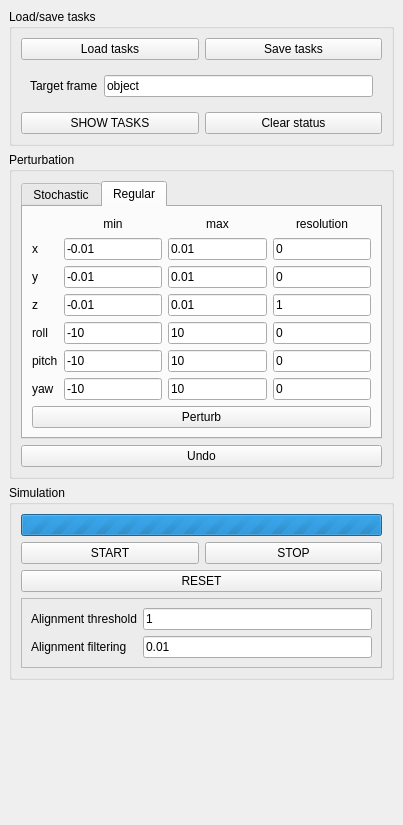
This is src/plugins/alignment_experiment/alignment_experiment.ui in dagothar/gripperz as Qt 5 draws it before an edit. The edited form follows.
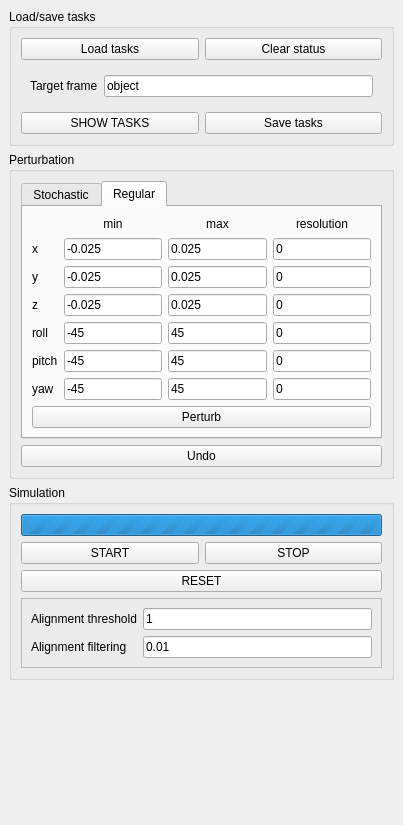
This is the edited form. The open tabs and pages were chosen to show the change.

Commit message: rearranged plugin buttons

Patch:
```diff
--- a/src/plugins/alignment_experiment/alignment_experiment.ui
+++ b/src/plugins/alignment_experiment/alignment_experiment.ui
@@ -236,14 +236,14 @@
            <item row="1" column="2">
             <widget class="QLineEdit" name="xMinEdit">
              <property name="text">
-              <string>-0.01</string>
+              <string>-0.025</string>
              </property>
             </widget>
            </item>
            <item row="1" column="3">
             <widget class="QLineEdit" name="xMaxEdit">
              <property name="text">
-              <string>0.01</string>
+              <string>0.025</string>
              </property>
             </widget>
            </item>
@@ -264,14 +264,14 @@
            <item row="2" column="2">
             <widget class="QLineEdit" name="yMinEdit">
              <property name="text">
-              <string>-0.01</string>
+              <string>-0.025</string>
              </property>
             </widget>
            </item>
            <item row="2" column="3">
             <widget class="QLineEdit" name="yMaxEdit">
              <property name="text">
-              <string>0.01</string>
+              <string>0.025</string>
              </property>
             </widget>
            </item>
@@ -292,14 +292,14 @@
            <item row="3" column="2">
             <widget class="QLineEdit" name="zMinEdit">
              <property name="text">
-              <string>-0.01</string>
+              <string>-0.025</string>
              </property>
             </widget>
            </item>
            <item row="3" column="3">
             <widget class="QLineEdit" name="zMaxEdit">
              <property name="text">
-              <string>0.01</string>
+              <string>0.025</string>
              </property>
             </widget>
            </item>
@@ -313,14 +313,14 @@
            <item row="3" column="4">
             <widget class="QLineEdit" name="zResEdit">
              <property name="text">
-              <string>1</string>
+              <string>0</string>
              </property>
             </widget>
            </item>
            <item row="4" column="2">
             <widget class="QLineEdit" name="rollMinEdit">
              <property name="text">
-              <string>-10</string>
+              <string>-45</string>
              </property>
             </widget>
            </item>
@@ -341,7 +341,7 @@
            <item row="4" column="3">
             <widget class="QLineEdit" name="rollMaxEdit">
              <property name="text">
-              <string>10</string>
+              <string>45</string>
              </property>
             </widget>
            </item>
@@ -362,28 +362,28 @@
            <item row="5" column="2">
             <widget class="QLineEdit" name="pitchMinEdit">
              <property name="text">
-              <string>-10</string>
+              <string>-45</string>
              </property>
             </widget>
            </item>
            <item row="6" column="2">
             <widget class="QLineEdit" name="yawMinEdit">
              <property name="text">
-              <string>-10</string>
+              <string>-45</string>
              </property>
             </widget>
            </item>
            <item row="5" column="3">
             <widget class="QLineEdit" name="pitchMaxEdit">
              <property name="text">
-              <string>10</string>
+              <string>45</string>
              </property>
             </widget>
            </item>
            <item row="6" column="3">
             <widget class="QLineEdit" name="yawMaxEdit">
              <property name="text">
-              <string>10</string>
+              <string>45</string>
              </property>
             </widget>
            </item>
@@ -441,34 +441,34 @@
          </layout>
         </widget>
        </item>
-       <item row="0" column="2">
-        <widget class="QPushButton" name="saveButton">
-         <property name="text">
-          <string>Save tasks</string>
-         </property>
-        </widget>
-       </item>
-       <item row="0" column="1">
+       <item row="1" column="1">
         <widget class="QPushButton" name="loadButton">
          <property name="text">
           <string>Load tasks</string>
          </property>
         </widget>
        </item>
-       <item row="4" column="2">
-        <widget class="QPushButton" name="clearButton">
-         <property name="text">
-          <string>Clear status</string>
-         </property>
-        </widget>
-       </item>
-       <item row="4" column="1">
+       <item row="5" column="1">
         <widget class="QPushButton" name="showButton">
          <property name="text">
           <string>SHOW TASKS</string>
          </property>
         </widget>
        </item>
+       <item row="5" column="2">
+        <widget class="QPushButton" name="saveButton">
+         <property name="text">
+          <string>Save tasks</string>
+         </property>
+        </widget>
+       </item>
+       <item row="1" column="2">
+        <widget class="QPushButton" name="clearButton">
+         <property name="text">
+          <string>Clear status</string>
+         </property>
+        </widget>
+       </item>
       </layout>
      </widget>
     </item>
```
Left out of the diff: 2 changed lines with no effect on the pictures. The commit also changes 1 other file.
